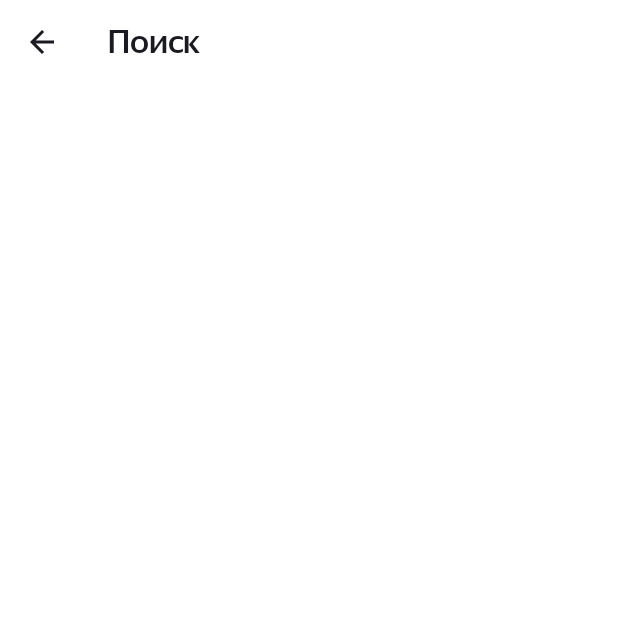
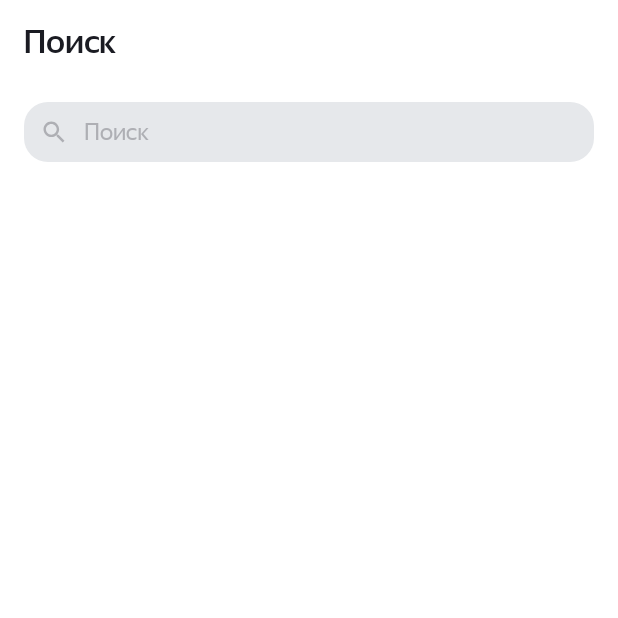
Before and after one commit to ShinEkaterina/PlaylistMaker, an Android app: the SearchActivity screen opened directly, with no data from a screen before it, on a phone screen of 412 x 824 dp, the top half of it. Before the commit the part shown is almost empty. Run offline under Robolectric (Android 15) with nearby library versions, the phone set to English and light mode, and no system bars.

Commit message:
search editText

```diff
--- a/app/src/main/java/com/example/playlistmaker/SearchActivity.kt
+++ b/app/src/main/java/com/example/playlistmaker/SearchActivity.kt
@@ -2,13 +2,65 @@ package com.example.playlistmaker
 
 import androidx.appcompat.app.AppCompatActivity
 import android.os.Bundle
+import android.text.Editable
+import android.text.TextWatcher
+import android.view.View
+import android.widget.EditText
+import android.widget.ImageView
 import androidx.appcompat.widget.Toolbar
 
 class SearchActivity : AppCompatActivity() {
+
     override fun onCreate(savedInstanceState: Bundle?) {
         super.onCreate(savedInstanceState)
         setContentView(R.layout.activity_search)
         val toolbar = findViewById<Toolbar>(R.id.search_toolbar)
         toolbar.setNavigationOnClickListener { finish() }
+
+        val inputEditText: EditText = findViewById<EditText>(R.id.input_edit_text)
+        val clearButton: ImageView = findViewById<ImageView>(R.id.clear_icon)
+
+        clearButton.setOnClickListener {
+            inputEditText.setText("")
+        }
+
+        val searchTextWatcher = object : TextWatcher {
+            override fun beforeTextChanged(s: CharSequence?, start: Int, count: Int, after: Int) {
+                // empty
+            }
+
+            override fun onTextChanged(s: CharSequence?, start: Int, before: Int, count: Int) {
+                clearButton.visibility = clearButtonVisibility(s)
+            }
+
+            override fun afterTextChanged(s: Editable?) {
+                // empty
+            }
+        }
+        inputEditText.addTextChangedListener(searchTextWatcher)
+    }
+
+    companion object {
+        const val SEARCH_TEXT = "SEARCH_TEXT"
+    }
+
+    override fun onSaveInstanceState(outState: Bundle) {
+        val inputEditText: EditText = findViewById<EditText>(R.id.input_edit_text)
+        super.onSaveInstanceState(outState)
+        outState.putString(SEARCH_TEXT, inputEditText.toString())
+    }
+
+    override fun onRestoreInstanceState(savedInstanceState: Bundle) {
+        val inputEditText: EditText = findViewById<EditText>(R.id.input_edit_text)
+        super.onRestoreInstanceState(savedInstanceState)
+        inputEditText.setText(savedInstanceState.getString(SEARCH_TEXT, ""))
+    }
+
+    private fun clearButtonVisibility(s: CharSequence?): Int {
+        return if (s.isNullOrEmpty()) {
+            View.GONE
+        } else {
+            View.VISIBLE
+        }
     }
 }
--- /dev/null
+++ b/app/src/main/res/drawable/ic_clear_text_night.xml
@@ -0,0 +1,9 @@
+<vector xmlns:android="http://schemas.android.com/apk/res/android"
+    android:width="16dp"
+    android:height="16dp"
+    android:viewportWidth="16"
+    android:viewportHeight="16">
+  <path
+      android:pathData="M14,3.209L12.791,2L8,6.791L3.209,2L2,3.209L6.791,8L2,12.791L3.209,14L8,9.209L12.791,14L14,12.791L9.209,8L14,3.209Z"
+      android:fillColor="#1A1B22"/>
+</vector>
--- /dev/null
+++ b/app/src/main/res/drawable/ic_crear_text.xml
@@ -0,0 +1,9 @@
+<vector xmlns:android="http://schemas.android.com/apk/res/android"
+    android:width="16dp"
+    android:height="16dp"
+    android:viewportWidth="16"
+    android:viewportHeight="16">
+  <path
+      android:pathData="M14,3.209L12.791,2L8,6.791L3.209,2L2,3.209L6.791,8L2,12.791L3.209,14L8,9.209L12.791,14L14,12.791L9.209,8L14,3.209Z"
+      android:fillColor="#AEAFB4"/>
+</vector>
--- /dev/null
+++ b/app/src/main/res/drawable/ic_search_16.xml
@@ -0,0 +1,9 @@
+<vector xmlns:android="http://schemas.android.com/apk/res/android"
+    android:width="16dp"
+    android:height="16dp"
+    android:viewportWidth="16"
+    android:viewportHeight="16">
+  <path
+      android:pathData="M11.006,9.805H10.373L10.149,9.589C10.934,8.676 11.406,7.492 11.406,6.203C11.406,3.329 9.077,1 6.203,1C3.329,1 1,3.329 1,6.203C1,9.077 3.329,11.406 6.203,11.406C7.492,11.406 8.676,10.934 9.589,10.149L9.805,10.373V11.006L13.807,15L15,13.807L11.006,9.805ZM6.203,9.805C4.21,9.805 2.601,8.196 2.601,6.203C2.601,4.21 4.21,2.601 6.203,2.601C8.196,2.601 9.805,4.21 9.805,6.203C9.805,8.196 8.196,9.805 6.203,9.805Z"
+      android:fillColor="#AEAFB4"/>
+</vector>
--- /dev/null
+++ b/app/src/main/res/drawable/ic_search_16_night.xml
@@ -0,0 +1,9 @@
+<vector xmlns:android="http://schemas.android.com/apk/res/android"
+    android:width="16dp"
+    android:height="16dp"
+    android:viewportWidth="16"
+    android:viewportHeight="16">
+  <path
+      android:pathData="M11.006,9.805H10.373L10.149,9.589C10.934,8.676 11.406,7.492 11.406,6.203C11.406,3.329 9.077,1 6.203,1C3.329,1 1,3.329 1,6.203C1,9.077 3.329,11.406 6.203,11.406C7.492,11.406 8.676,10.934 9.589,10.149L9.805,10.373V11.006L13.807,15L15,13.807L11.006,9.805ZM6.203,9.805C4.21,9.805 2.601,8.196 2.601,6.203C2.601,4.21 4.21,2.601 6.203,2.601C8.196,2.601 9.805,4.21 9.805,6.203C9.805,8.196 8.196,9.805 6.203,9.805Z"
+      android:fillColor="#1A1B22"/>
+</vector>
--- /dev/null
+++ b/app/src/main/res/drawable/shape_on_search_screen.xml
@@ -0,0 +1,8 @@
+<?xml version="1.0" encoding="utf-8"?>
+<shape xmlns:android="http://schemas.android.com/apk/res/android"
+    android:shape="rectangle">
+
+    <solid android:color="@color/light_gray"/>
+    <!-- rounded corners -->
+    <corners android:radius="16dp" />
+</shape>
--- a/app/src/main/res/layout/activity_search.xml
+++ b/app/src/main/res/layout/activity_search.xml
@@ -1,6 +1,7 @@
 <?xml version="1.0" encoding="utf-8"?>
 <LinearLayout xmlns:android="http://schemas.android.com/apk/res/android"
     xmlns:app="http://schemas.android.com/apk/res-auto"
+    xmlns:tools="http://schemas.android.com/tools"
     android:layout_width="match_parent"
     android:layout_height="match_parent"
     android:background="?attr/colorSecondary"
@@ -8,11 +9,43 @@
 
     <androidx.appcompat.widget.Toolbar
         android:id="@+id/search_toolbar"
-        style ="@style/ToolBarStyle">
+        style="@style/ToolBarStyle">
 
         <TextView
-            style ="@style/TextHeaderStyle"
+            style="@style/TextHeaderStyle"
             android:text="@string/search" />
+    </androidx.appcompat.widget.Toolbar>
 
-    </androidx.appcompat.widget.Toolbar>
+    <LinearLayout
+        android:id="@+id/edit_text_container"
+        android:layout_width="match_parent"
+        android:layout_height="wrap_content"
+        android:background="@drawable/shape_on_search_screen"
+        android:layout_marginHorizontal="@dimen/search_text_margin_horizontal"
+        android:layout_marginVertical="@dimen/search_text_margin_vertical">
+
+        <ImageView
+            style="@style/SearchIconStyle"
+            android:layout_gravity="center_vertical"
+            android:layout_marginStart="@dimen/margin_12dp" />
+
+        <EditText
+            android:id="@+id/input_edit_text"
+            style="@style/EditTextStyle"
+            android:layout_weight="1"
+            android:backgroundTint="@android:color/transparent"
+            android:hint="@string/search"
+            android:imeOptions="actionDone"
+            android:inputType="textNoSuggestions"
+            android:maxLines="1"
+            android:singleLine="true"
+            android:textColor="@color/dark"/>
+
+        <ImageView
+            android:id="@+id/clear_icon"
+            style="@style/ClearTextIconStyle"
+            android:layout_gravity="end|center_vertical"
+            android:layout_marginEnd="@dimen/margin_12dp"
+            android:visibility="gone" />
+    </LinearLayout>
 </LinearLayout>
--- a/app/src/main/res/layout/activity_settings.xml
+++ b/app/src/main/res/layout/activity_settings.xml
@@ -1,5 +1,6 @@
 <?xml version="1.0" encoding="utf-8"?>
 <LinearLayout xmlns:android="http://schemas.android.com/apk/res/android"
+    xmlns:app="http://schemas.android.com/apk/res-auto"
     xmlns:tools="http://schemas.android.com/tools"
     android:layout_width="match_parent"
     android:layout_height="match_parent"
@@ -8,11 +9,12 @@
 
     <androidx.appcompat.widget.Toolbar
         android:id="@+id/settings_toolbar"
-        style="@style/ToolBarStyle">
+        style="@style/ToolBarStyle"
+        app:navigationIcon="@drawable/ic_arrow_back">
 
         <TextView
             style="@style/TextHeaderStyle"
-            android:text="@string/settings"/>
+            android:text="@string/settings" />
 
     </androidx.appcompat.widget.Toolbar>
 
--- /dev/null
+++ b/app/src/main/res/values-night/styles.xml
@@ -0,0 +1,13 @@
+<?xml version="1.0" encoding="utf-8"?>
+<resources>
+    <style name="SearchIconStyle">
+        <item name="android:layout_width">wrap_content</item>
+        <item name="android:layout_height">wrap_content</item>
+        <item name="android:src">@drawable/ic_search_16_night</item>
+    </style>
+    <style name="ClearTextIconStyle">
+        <item name="android:layout_width">wrap_content</item>
+        <item name="android:layout_height">match_parent</item>
+        <item name="android:src">@drawable/ic_clear_text_night</item>
+    </style>
+</resources>
--- a/app/src/main/res/values-night/themes.xml
+++ b/app/src/main/res/values-night/themes.xml
@@ -12,5 +12,6 @@
         <!-- Status bar color. -->
         <item name="android:statusBarColor">?attr/colorPrimaryVariant</item>
         <!-- Customize your theme here. -->
+        <item name="android:textColorHint">@color/dark</item>
     </style>
 </resources>
--- a/app/src/main/res/values/colors.xml
+++ b/app/src/main/res/values/colors.xml
@@ -3,4 +3,6 @@
     <color name="blue">#3772E7</color>
     <color name="white">#FFFFFF</color>
     <color name="dark">#1A1B22</color>
+    <color name="gray">#AEAFB4</color>
+    <color name="light_gray">#E6E8EB</color>
 </resources>
--- a/app/src/main/res/values/dimens.xml
+++ b/app/src/main/res/values/dimens.xml
@@ -19,4 +19,8 @@
     <dimen name="settings_text_margin_end">8dp</dimen>
     <dimen name="settings_element_padding_vertical">21dp</dimen>
     <dimen name="toolbar_header_margin">21dp</dimen>
+    <dimen name="search_text_margin_horizontal">16dp</dimen>
+    <dimen name="search_text_margin_vertical">12dp</dimen>
+    <dimen name="margin_12dp">12dp</dimen>
+    <dimen name="margin_8dp">8dp</dimen>
 </resources>
--- a/app/src/main/res/values/styles.xml
+++ b/app/src/main/res/values/styles.xml
@@ -20,7 +20,6 @@
     <style name="ToolBarStyle" parent="Widget.MaterialComponents.Toolbar">
         <item name="android:layout_width">match_parent</item>
         <item name="android:layout_height">wrap_content</item>
-        <item name="navigationIcon">@drawable/ic_arrow_back</item>
         <item name="android:layout_margin">0dp</item>
     </style>
     <style name="TextHeaderStyle">
@@ -56,4 +55,22 @@
         <item name="android:layout_gravity">center_vertical|end</item>
         <item name="android:layout_marginEnd">@dimen/settings_ic_margin_end</item>
     </style>
+    <style name="EditTextStyle">
+        <item name="android:layout_width">0dp</item>
+        <item name="android:layout_height">wrap_content</item>
+        <item name="android:fontFamily">@font/ys_display_regular</item>
+        <item name="android:textFontWeight">400</item>
+        <item name="android:textSize">@dimen/text_small</item>
+        <item name="android:layout_marginStart">@dimen/margin_8dp</item>
+    </style>
+    <style name="SearchIconStyle">
+        <item name="android:layout_width">wrap_content</item>
+        <item name="android:layout_height">wrap_content</item>
+        <item name="android:src">@drawable/ic_search_16</item>
+    </style>
+    <style name="ClearTextIconStyle">
+        <item name="android:layout_width">wrap_content</item>
+        <item name="android:layout_height">match_parent</item>
+        <item name="android:src">@drawable/ic_crear_text</item>
+    </style>
 </resources>
--- a/app/src/main/res/values/themes.xml
+++ b/app/src/main/res/values/themes.xml
@@ -12,5 +12,6 @@
         <!-- Status bar color. -->
         <item name="android:statusBarColor">?attr/colorOnSecondary</item>
         <!-- Customize your theme here. -->
+        <item name="android:textColorHint">@color/gray</item>
     </style>
 </resources>
```
